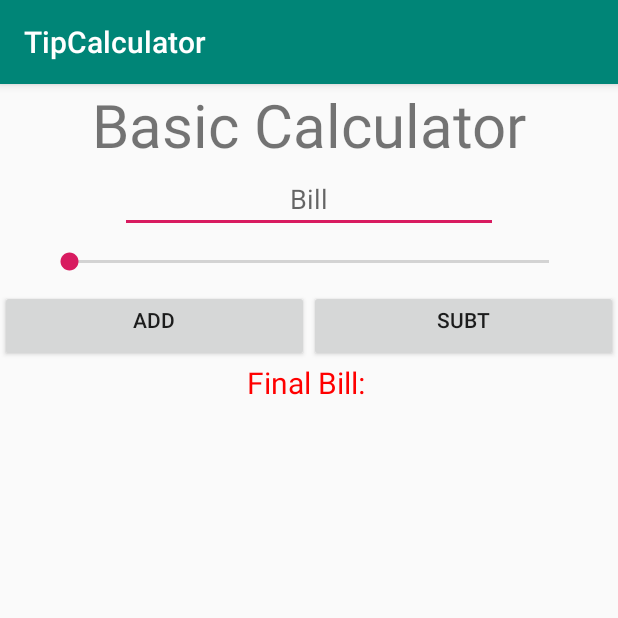
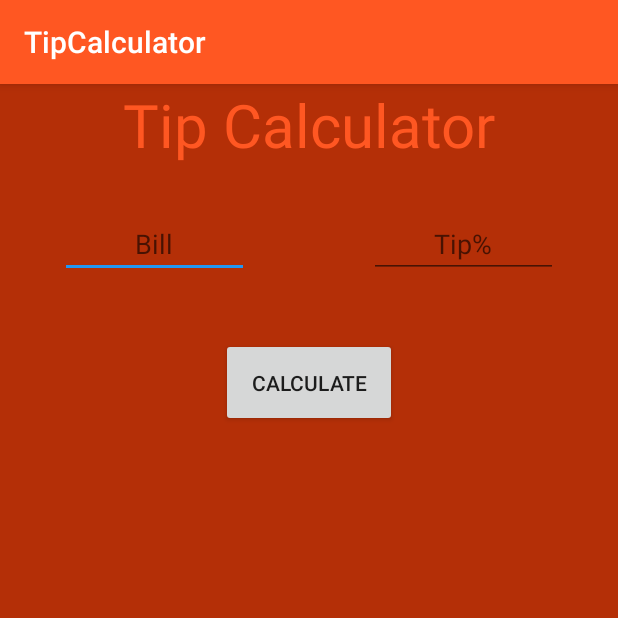
Before and after one commit to Patman526/TipCalculator_Breen, an Android app: the screen it shows after launch (MainActivity), on a phone screen of 412 x 824 dp, the top half of it. Run offline under Robolectric (Android 15) with nearby library versions, the phone set to English and light mode, and no system bars.

```diff
--- a/app/src/main/res/layout/activity_main.xml
+++ b/app/src/main/res/layout/activity_main.xml
@@ -6,63 +6,60 @@
     android:layout_width="match_parent"
     android:layout_height="match_parent"
     tools:context=".MainActivity"
-    android:orientation="vertical">
+    android:orientation="vertical"
+    android:background="@color/colorPrimaryDark">
 
     <TextView
         android:id="@+id/titleTextView"
         android:layout_width="match_parent"
         android:layout_height="wrap_content"
-        android:text="Basic Calculator"
+        android:text="Tip Calculator"
         android:gravity="center"
-        android:textSize="40sp" />
-
-    <EditText
-        android:id="@+id/num1EditText"
-        android:layout_width="match_parent"
-        android:layout_height="wrap_content"
-        android:gravity="center_horizontal"
-        android:layout_marginHorizontal="80dp"
-        android:hint="Bill" />
-
-    <SeekBar
-        android:layout_width="match_parent"
-        android:layout_height="wrap_content"
-        android:layout_gravity="center_horizontal"
-        android:layout_marginHorizontal="30dp"
-        android:layout_marginVertical="10dp"
-        android:min="15"
-        android:max="100" />
+        android:textSize="40sp"
+        android:textColor="@color/colorPrimary"/>
 
     <LinearLayout
         android:layout_width="match_parent"
         android:layout_height="wrap_content"
-        android:orientation="horizontal">
+        android:layout_marginTop="30dp">
 
-        <android.support.v7.widget.AppCompatButton
-            android:id="@+id/addButton"
-            android:layout_width="wrap_content"
+        <EditText
+            android:id="@+id/billEditText"
+            android:layout_width="match_parent"
             android:layout_height="wrap_content"
+            android:gravity="center_horizontal"
+            android:layout_marginHorizontal="40dp"
             android:layout_weight="1"
-            android:gravity="center_horizontal"
-            android:text="add" />
+            android:hint="Bill" />
 
-        <android.support.v7.widget.AppCompatButton
-            android:layout_width="wrap_content"
+        <EditText
+            android:id="@+id/tipEditText"
+            android:layout_width="match_parent"
             android:layout_height="wrap_content"
             android:gravity="center_horizontal"
             android:layout_weight="1"
-            android:id="@+id/subtButton"
-            android:text="subt" />
+            android:layout_marginHorizontal="40dp"
+            android:hint="Tip%" />
+    </LinearLayout>
 
-    </LinearLayout>
+    <android.support.v7.widget.AppCompatButton
+        android:id="@+id/calculateButton"
+        android:layout_width="wrap_content"
+        android:layout_height="wrap_content"
+        android:layout_gravity="center_horizontal"
+        android:layout_marginTop="40dp"
+        android:text="Calculate"
+        android:padding="20dp"
+        android:onClick="calculate"/>
 
     <TextView
         android:layout_width="match_parent"
         android:layout_height="wrap_content"
         android:id="@+id/ansTextView"
-        android:text="Final Bill: "
+        android:text=""
         android:textSize="20sp"
         android:textColor="#FF0000"
-        android:gravity="center_horizontal"/>
+        android:gravity="center_horizontal"
+        android:layout_marginTop="30dp"/>
 
 </LinearLayout>
--- a/app/src/main/res/mipmap-anydpi-v26/ic_launcher.xml
+++ b/app/src/main/res/mipmap-anydpi-v26/ic_launcher.xml
@@ -1,5 +1,5 @@
 <?xml version="1.0" encoding="utf-8"?>
 <adaptive-icon xmlns:android="http://schemas.android.com/apk/res/android">
-    <background android:drawable="@drawable/ic_launcher_background" />
-    <foreground android:drawable="@drawable/ic_launcher_foreground" />
+    <background android:drawable="@drawable/ic_launcher_background"/>
+    <foreground android:drawable="@mipmap/ic_launcher_foreground"/>
 </adaptive-icon>
--- a/app/src/main/res/mipmap-anydpi-v26/ic_launcher_round.xml
+++ b/app/src/main/res/mipmap-anydpi-v26/ic_launcher_round.xml
@@ -1,5 +1,5 @@
 <?xml version="1.0" encoding="utf-8"?>
 <adaptive-icon xmlns:android="http://schemas.android.com/apk/res/android">
-    <background android:drawable="@drawable/ic_launcher_background" />
-    <foreground android:drawable="@drawable/ic_launcher_foreground" />
+    <background android:drawable="@drawable/ic_launcher_background"/>
+    <foreground android:drawable="@mipmap/ic_launcher_foreground"/>
 </adaptive-icon>
--- a/app/src/main/res/values/colors.xml
+++ b/app/src/main/res/values/colors.xml
@@ -1,6 +1,6 @@
 <?xml version="1.0" encoding="utf-8"?>
 <resources>
-    <color name="colorPrimary">#008577</color>
-    <color name="colorPrimaryDark">#00574B</color>
-    <color name="colorAccent">#D81B60</color>
+    <color name="colorPrimary">#FF5722</color>
+    <color name="colorPrimaryDark">#B42F07</color>
+    <color name="colorAccent">#2196F3</color>
 </resources>
```
Also changed, not shown: app/src/main/res/drawable/ic_launcher_background.xml (+70 -166 lines), app/src/main/res/mipmap-hdpi/ic_launcher.png, app/src/main/res/mipmap-hdpi/ic_launcher_round.png, app/src/main/res/mipmap-mdpi/ic_launcher.png, app/src/main/res/mipmap-mdpi/ic_launcher_round.png, app/src/main/res/mipmap-xhdpi/ic_launcher.png, app/src/main/res/mipmap-xhdpi/ic_launcher_round.png, app/src/main/res/mipmap-xxhdpi/ic_launcher.png, app/src/main/res/mipmap-xxhdpi/ic_launcher_round.png, app/src/main/res/mipmap-xxxhdpi/ic_launcher.png, app/src/main/res/mipmap-xxxhdpi/ic_launcher_round.png.
